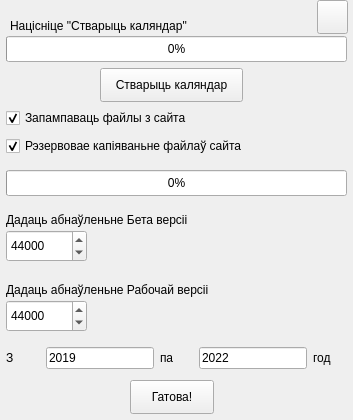
First picture: the form in mainwindow.ui, repository oleg-dydyshko/GrateCaliandarQT, before the edit.
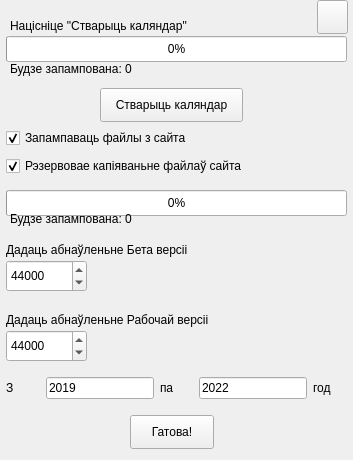
Second picture: the form after the edit. Icons and pictures are not drawn.

Diff of the .ui file:
```diff
--- a/mainwindow.ui
+++ b/mainwindow.ui
@@ -7,7 +7,7 @@
     <x>0</x>
     <y>0</y>
     <width>353</width>
-    <height>420</height>
+    <height>460</height>
    </rect>
   </property>
   <property name="sizePolicy">
@@ -19,13 +19,13 @@
   <property name="minimumSize">
    <size>
     <width>353</width>
-    <height>420</height>
+    <height>460</height>
    </size>
   </property>
   <property name="maximumSize">
    <size>
     <width>353</width>
-    <height>420</height>
+    <height>460</height>
    </size>
   </property>
   <property name="windowTitle">
@@ -45,14 +45,14 @@
    <property name="maximumSize">
     <size>
      <width>353</width>
-     <height>420</height>
+     <height>460</height>
     </size>
    </property>
    <widget class="QPushButton" name="create">
     <property name="geometry">
      <rect>
       <x>100</x>
-      <y>68</y>
+      <y>88</y>
       <width>143</width>
       <height>34</height>
      </rect>
@@ -71,7 +71,7 @@
     <property name="geometry">
      <rect>
       <x>6</x>
-      <y>107</y>
+      <y>127</y>
       <width>221</width>
       <height>22</height>
      </rect>
@@ -87,7 +87,7 @@
     <property name="geometry">
      <rect>
       <x>6</x>
-      <y>135</y>
+      <y>155</y>
       <width>273</width>
       <height>22</height>
      </rect>
@@ -106,7 +106,7 @@
     <property name="geometry">
      <rect>
       <x>6</x>
-      <y>341</y>
+      <y>371</y>
       <width>341</width>
       <height>34</height>
      </rect>
@@ -199,7 +199,7 @@
     <property name="geometry">
      <rect>
       <x>130</x>
-      <y>380</y>
+      <y>415</y>
       <width>84</width>
       <height>34</height>
      </rect>
@@ -221,7 +221,7 @@
     <property name="geometry">
      <rect>
       <x>6</x>
-      <y>170</y>
+      <y>190</y>
       <width>341</width>
       <height>26</height>
      </rect>
@@ -259,7 +259,7 @@
     <property name="geometry">
      <rect>
       <x>6</x>
-      <y>210</y>
+      <y>240</y>
       <width>331</width>
       <height>20</height>
      </rect>
@@ -272,7 +272,7 @@
     <property name="geometry">
      <rect>
       <x>6</x>
-      <y>280</y>
+      <y>310</y>
       <width>331</width>
       <height>20</height>
      </rect>
@@ -308,7 +308,7 @@
     <property name="geometry">
      <rect>
       <x>6</x>
-      <y>230</y>
+      <y>260</y>
       <width>81</width>
       <height>32</height>
      </rect>
@@ -327,7 +327,7 @@
     <property name="geometry">
      <rect>
       <x>6</x>
-      <y>300</y>
+      <y>330</y>
       <width>81</width>
       <height>32</height>
      </rect>
@@ -342,6 +342,32 @@
      <number>44000</number>
     </property>
    </widget>
+   <widget class="QLabel" name="label_7">
+    <property name="geometry">
+     <rect>
+      <x>10</x>
+      <y>60</y>
+      <width>331</width>
+      <height>18</height>
+     </rect>
+    </property>
+    <property name="text">
+     <string>Будзе запампована: 0</string>
+    </property>
+   </widget>
+   <widget class="QLabel" name="label_8">
+    <property name="geometry">
+     <rect>
+      <x>10</x>
+      <y>210</y>
+      <width>331</width>
+      <height>18</height>
+     </rect>
+    </property>
+    <property name="text">
+     <string>Будзе запампована: 0</string>
+    </property>
+   </widget>
   </widget>
  </widget>
  <resources>
```
